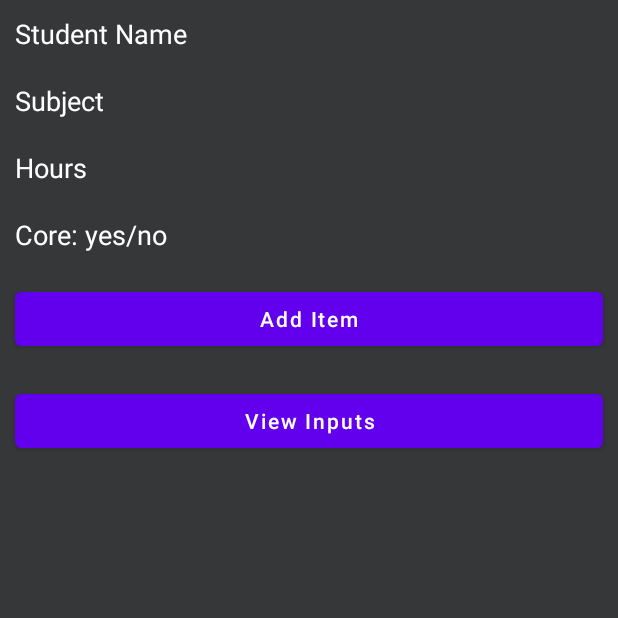
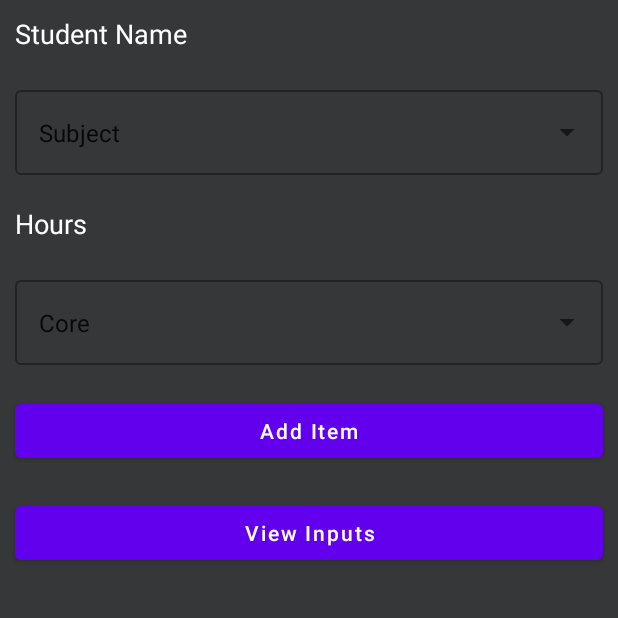
Before and after one commit to BoBlaire/HomeSchoolApp, an Android app: the MainActivity screen opened directly, with no data from a screen before it, on a phone screen of 412 x 824 dp, the top half of it. Run offline under Robolectric (Android 15) with nearby library versions, the phone set to English and light mode, and no system bars.

Commit message:
VTAW 3.2(made dropdowns)

```diff
--- a/app/src/main/java/com/example/gfgapp/MainActivity.java
+++ b/app/src/main/java/com/example/gfgapp/MainActivity.java
@@ -8,11 +8,15 @@ import android.content.Context;
 import android.os.Bundle;
 
 import android.content.Intent;
+import android.os.Handler;
 import android.view.Display;
 import android.view.LayoutInflater;
 import android.view.View;
 import android.view.ViewGroup;
 import android.view.WindowManager;
+import android.widget.AdapterView;
+import android.widget.ArrayAdapter;
+import android.widget.AutoCompleteTextView;
 import android.widget.Button;
 import android.widget.EditText;
 import android.widget.TextView;
@@ -26,6 +30,7 @@ import java.util.Calendar;
 import java.util.Date;
 import java.util.Locale;
 
+
 /*
     Name=Name
     Duration=Subject
@@ -38,11 +43,13 @@ public class MainActivity extends AppCompatActivity {
 
     private Button addCourseBtn, readCourseBtn, splashPageButton;
     private DBHandler dbHandler;
-    private EditText studentName, studentHours, studentSubject, studentCore;
+    private EditText studentName, studentHours;
     private RecyclerView courseRV;
     private CourseRVAdapter courseRVAdapter;
     private TextView name;
-   static MainModal mainModal = new MainModal();
+    static MainModal mainModal = new MainModal();
+
+//    private AutoCompleteTextView studentCore, studentSubject;
 
 
     // variable for our adapter
@@ -72,8 +79,8 @@ public class MainActivity extends AppCompatActivity {
         // initializing all our variables.
         studentName = findViewById(R.id.studentNameDb);
         studentHours = findViewById(R.id.studentHoursDb);
-        studentSubject = findViewById(R.id.studentSubjectDb);
-        studentCore = findViewById(R.id.studentCoreDb);
+        AutoCompleteTextView studentSubject = (AutoCompleteTextView) findViewById(R.id.studentSubjectDb);
+        AutoCompleteTextView studentCore = (AutoCompleteTextView) findViewById(R.id.studentCoreDb);
         addCourseBtn = findViewById(R.id.idBtnAddCourse);
         readCourseBtn = findViewById(R.id.idBtnReadCourse);
 
@@ -82,6 +89,19 @@ public class MainActivity extends AppCompatActivity {
         // initializing db class
         dbHandler = new DBHandler(MainActivity.this);
 
+
+        studentName.setText(mainModal.getUserName());
+
+
+//
+        String[] core = getResources().getStringArray(R.array.Core);
+        String[] subjects = getResources().getStringArray(R.array.Subjects);
+
+        ArrayAdapter<String> adapter = new ArrayAdapter<>(this, android.R.layout.simple_spinner_dropdown_item, core);
+        ArrayAdapter<String> adapterSubjects = new ArrayAdapter<>(this, android.R.layout.simple_spinner_dropdown_item, subjects);
+
+        studentCore.setAdapter(adapter);
+        studentSubject.setAdapter(adapterSubjects);
 
         addCourseBtn.setOnClickListener(v -> {
 
@@ -127,6 +147,4 @@ public class MainActivity extends AppCompatActivity {
     }
 
 
-
-
 }
--- a/app/src/main/res/layout/activity_main.xml
+++ b/app/src/main/res/layout/activity_main.xml
@@ -1,5 +1,6 @@
 <?xml version="1.0" encoding="utf-8"?>
 <LinearLayout xmlns:android="http://schemas.android.com/apk/res/android"
+    xmlns:app="http://schemas.android.com/apk/res-auto"
     xmlns:tools="http://schemas.android.com/tools"
     android:layout_width="match_parent"
     android:layout_height="match_parent"
@@ -15,9 +16,9 @@
         android:layout_margin="10dp"
         android:background="#353738"
         android:hint="@string/student_nameMain"
+        android:inputType="none"
         android:textColor="#C3C3C3"
         android:textColorHint="@color/white" />
-
 
 
     <!--edit text to enter course duration-->
@@ -27,15 +28,26 @@
         Tracks=Hours
         Description=Core
     -->
-    <EditText
-        android:id="@+id/studentSubjectDb"
+    <com.google.android.material.textfield.TextInputLayout
+        style="@style/Widget.MaterialComponents.TextInputLayout.OutlinedBox.ExposedDropdownMenu"
         android:layout_width="match_parent"
         android:layout_height="wrap_content"
         android:layout_margin="10dp"
-        android:background="#353738"
-        android:hint="@string/subjectMain"
-        android:textColor="#C3C3C3"
-        android:textColorHint="@color/white" />
+        app:layout_constraintLeft_toLeftOf="parent"
+        app:layout_constraintRight_toRightOf="parent"
+        app:layout_constraintTop_toTopOf="parent">
+
+        <AutoCompleteTextView
+            android:id="@+id/studentSubjectDb"
+            android:layout_width="match_parent"
+            android:layout_height="wrap_content"
+            android:layout_weight="1"
+            android:inputType="none"
+            android:text="Subject"
+
+            />
+
+    </com.google.android.material.textfield.TextInputLayout>
 
     <!--edit text to display course tracks-->
     <EditText
@@ -46,18 +58,35 @@
         android:background="#353738"
         android:hint="@string/hoursMain"
         android:textColor="#C3C3C3"
+        android:inputType="numberDecimal"
         android:textColorHint="@color/white" />
 
     <!--edit text for course description-->
-    <EditText
-        android:id="@+id/studentCoreDb"
+
+    <com.google.android.material.textfield.TextInputLayout
+        style="@style/Widget.MaterialComponents.TextInputLayout.OutlinedBox.ExposedDropdownMenu"
         android:layout_width="match_parent"
         android:layout_height="wrap_content"
         android:layout_margin="10dp"
-        android:background="#353738"
-        android:hint="@string/core_yes_noMain"
-        android:textColor="#C3C3C3"
-        android:textColorHint="@color/white" />
+        app:layout_constraintLeft_toLeftOf="parent"
+        app:layout_constraintRight_toRightOf="parent"
+        app:layout_constraintTop_toTopOf="parent">
+
+
+        <AutoCompleteTextView
+            android:id="@+id/studentCoreDb"
+            android:layout_width="match_parent"
+            android:layout_height="wrap_content"
+            android:layout_weight="1"
+            android:inputType="none"
+            android:text="Core"
+
+                />
+
+
+        </com.google.android.material.textfield.TextInputLayout>
+
+
 
 
     <!--    <EditText-->
@@ -86,8 +115,4 @@
         android:textAllCaps="false" />
 
 
-
-
-
-
 </LinearLayout>
--- /dev/null
+++ b/app/src/main/res/values/drop_down_list.xml
@@ -0,0 +1,15 @@
+<?xml version="1.0" encoding="utf-8"?>
+<resources>
+    <string-array name="Core">
+    <item>Yes</item>
+    <item>No</item>
+</string-array>
+
+    <string-array name="Subjects">
+        <item>English</item>
+        <item>Math</item>
+        <item>Science</item>
+        <item>History</item>
+        <item>Pe</item>
+    </string-array>
+</resources>
--- a/app/src/main/res/values/strings.xml
+++ b/app/src/main/res/values/strings.xml
@@ -34,4 +34,8 @@
     <string name="login_failed">"Login failed"</string>
     <string name="grade">Grade</string>
     <string name="add_student">Add Student</string>
+
+
+
+
 </resources>
```
Also changed, not shown: app/src/main/res/layout/dropdown.xml (added, +22 -0 lines).
